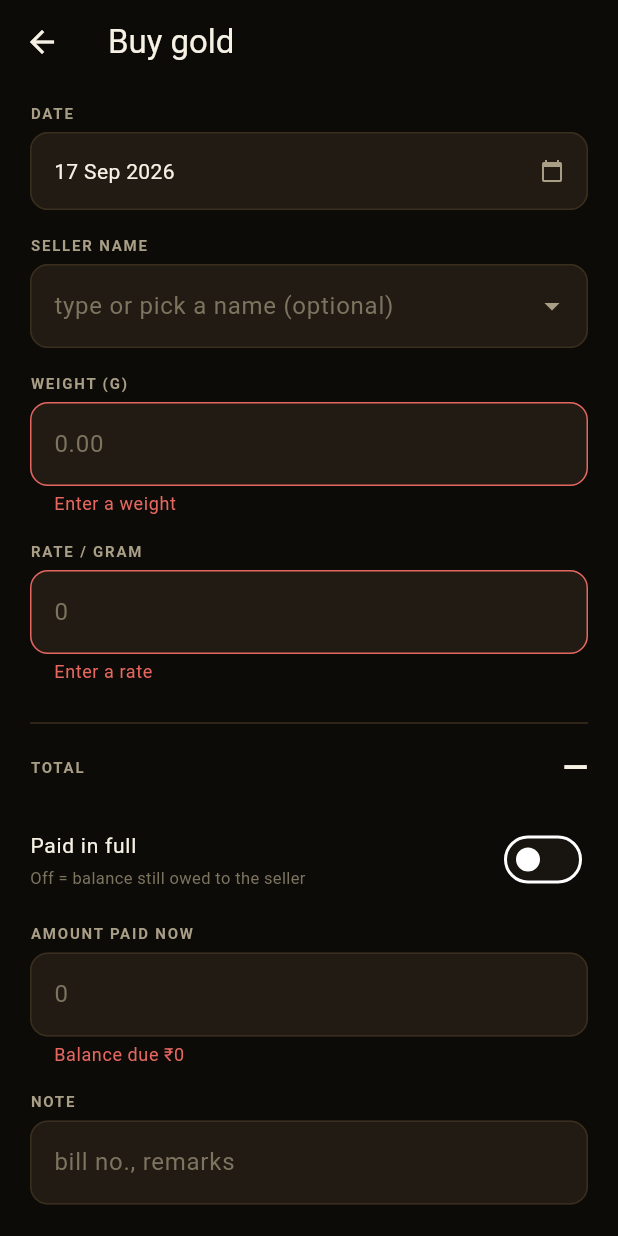
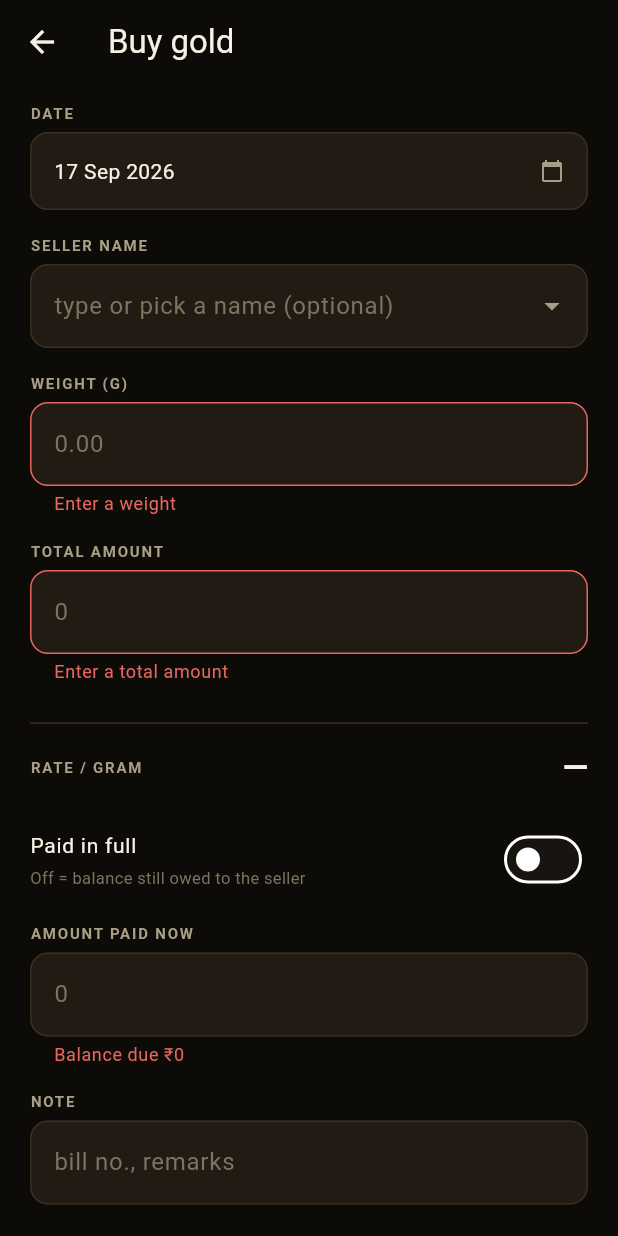
Before and after one commit to Sudalaiyandi-sabarishkumar/gold_manager, a Flutter app: the AddTransactionScreen screen opened directly, after a tap on "Paid in full", after a tap on "Save purchase", on a phone screen of 412 x 824 dp. Run offline on Flutter 3.47's test engine with Material 3 defaults, Android fonts, the phone set to English and light mode, and no system bars; our stand-ins replace flutter_secure_storage, pdf, share_plus; missing offline and left inert: file_saver; accounts and stored records are empty.

Commit message:
total amount added

```diff
--- a/mobile/lib/screens/add_transaction_screen.dart
+++ b/mobile/lib/screens/add_transaction_screen.dart
@@ -20,7 +20,7 @@ class _AddTransactionScreenState extends State<AddTransactionScreen> {
   final _form = GlobalKey<FormState>();
   final _party = TextEditingController();
   final _weight = TextEditingController();
-  final _rate = TextEditingController();
+  final _totalAmount = TextEditingController();
   final _paid = TextEditingController();
   final _note = TextEditingController();
   DateTime _date = DateTime.now();
@@ -28,8 +28,8 @@ class _AddTransactionScreenState extends State<AddTransactionScreen> {
   bool _saving = false;
 
   double get _w => double.tryParse(_weight.text.trim()) ?? 0;
-  double get _r => double.tryParse(_rate.text.trim()) ?? 0;
-  double get _total => _w * _r;
+  double get _total => double.tryParse(_totalAmount.text.trim()) ?? 0;
+  double get _r => _w > 0 ? _total / _w : 0;
   double get _paidNow {
     if (_paidInFull) return _total;
     final v = double.tryParse(_paid.text.trim()) ?? 0;
@@ -40,7 +40,7 @@ class _AddTransactionScreenState extends State<AddTransactionScreen> {
   void initState() {
     super.initState();
     _weight.addListener(_recalc);
-    _rate.addListener(_recalc);
+    _totalAmount.addListener(_recalc);
     _paid.addListener(_recalc);
   }
 
@@ -50,7 +50,7 @@ class _AddTransactionScreenState extends State<AddTransactionScreen> {
   void dispose() {
     _party.dispose();
     _weight.dispose();
-    _rate.dispose();
+    _totalAmount.dispose();
     _paid.dispose();
     _note.dispose();
     super.dispose();
@@ -209,16 +209,16 @@ class _AddTransactionScreenState extends State<AddTransactionScreen> {
               },
             ),
             const SizedBox(height: 16),
-            const _Label('RATE / GRAM'),
+            const _Label('TOTAL AMOUNT'),
             const SizedBox(height: 6),
             TextFormField(
-              controller: _rate,
+              controller: _totalAmount,
               keyboardType:
                   const TextInputType.numberWithOptions(decimal: true),
               decoration: const InputDecoration(hintText: '0'),
               validator: (v) {
                 final d = double.tryParse((v ?? '').trim());
-                if (d == null || d <= 0) return 'Enter a rate';
+                if (d == null || d <= 0) return 'Enter a total amount';
                 return null;
               },
             ),
@@ -228,9 +228,9 @@ class _AddTransactionScreenState extends State<AddTransactionScreen> {
             Row(
               mainAxisAlignment: MainAxisAlignment.spaceBetween,
               children: [
-                const _Label('TOTAL'),
+                const _Label('RATE / GRAM'),
                 Text(
-                  _total > 0 ? inr(_total) : '—',
+                  (_w > 0 && _total > 0) ? '${inr(_r)} / g' : '—',
                   style: const TextStyle(
                       fontSize: 22, fontWeight: FontWeight.w600),
                 ),
```
